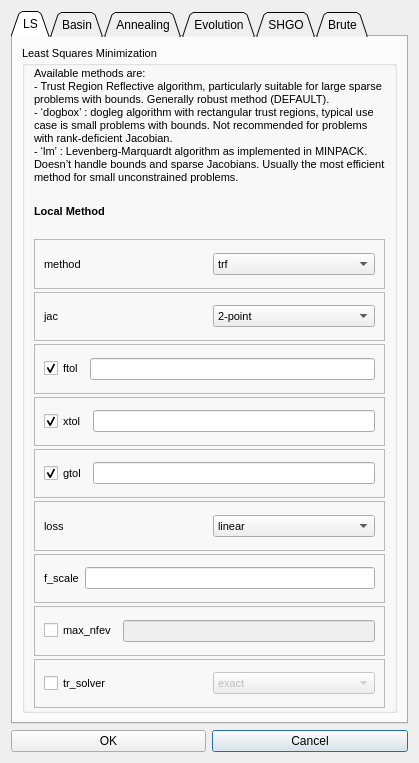
Qt form RepTate/gui/fittingoptions.ui (jorge-ramirez-upm/RepTate) before a commit.
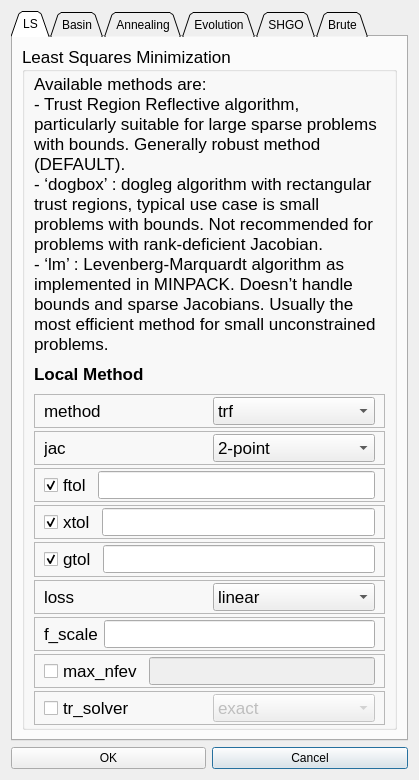
The same form after that commit. The open tabs and pages were chosen to show the change. Icons and pictures are not drawn.

Commit message: small corrections to fit-option dialog #142

Diff of the .ui file:
```diff
--- a/RepTate/gui/fittingoptions.ui
+++ b/RepTate/gui/fittingoptions.ui
@@ -7,7 +7,7 @@
     <x>0</x>
     <y>0</y>
     <width>419</width>
-    <height>763</height>
+    <height>780</height>
    </rect>
   </property>
   <property name="windowTitle">
@@ -65,7 +65,7 @@
         <widget class="QGroupBox" name="groupBox">
          <property name="font">
           <font>
-           <pointsize>8</pointsize>
+           <pointsize>13</pointsize>
            <weight>50</weight>
            <bold>false</bold>
           </font>
@@ -106,6 +106,7 @@
            <widget class="QLabel" name="label_5">
             <property name="font">
              <font>
+              <pointsize>13</pointsize>
               <weight>75</weight>
               <bold>true</bold>
              </font>
```
Left out of the diff: 102 changed lines with no effect on the pictures. The commit also changes 1 other file.
